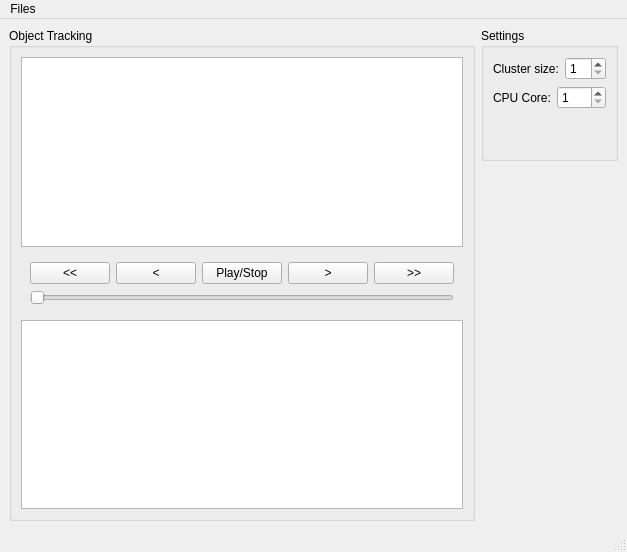
Above: lib/python/ui/MainWindowBase.ui from UMATracker/UMATracker-Tracker before the change. Below: the same form after it.
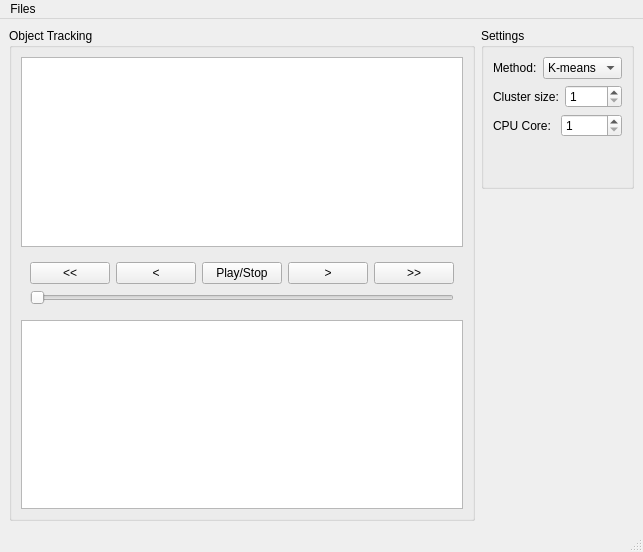
That is the form after the change.

Commit message: Added Method Selector

What changed in the file:
```diff
--- a/lib/python/ui/MainWindowBase.ui
+++ b/lib/python/ui/MainWindowBase.ui
@@ -138,6 +138,31 @@
           <string>Settings</string>
          </property>
          <layout class="QVBoxLayout" name="verticalLayout">
+          <item>
+           <layout class="QHBoxLayout" name="horizontalLayout_3">
+            <item>
+             <widget class="QLabel" name="label_3">
+              <property name="text">
+               <string>Method:</string>
+              </property>
+             </widget>
+            </item>
+            <item>
+             <widget class="QComboBox" name="clusteringMethodComboBox">
+              <item>
+               <property name="text">
+                <string>K-means</string>
+               </property>
+              </item>
+              <item>
+               <property name="text">
+                <string>GMM</string>
+               </property>
+              </item>
+             </widget>
+            </item>
+           </layout>
+          </item>
           <item>
            <layout class="QHBoxLayout" name="horizontalLayout_2">
             <item>
```
The commit also changes 2 other files.
